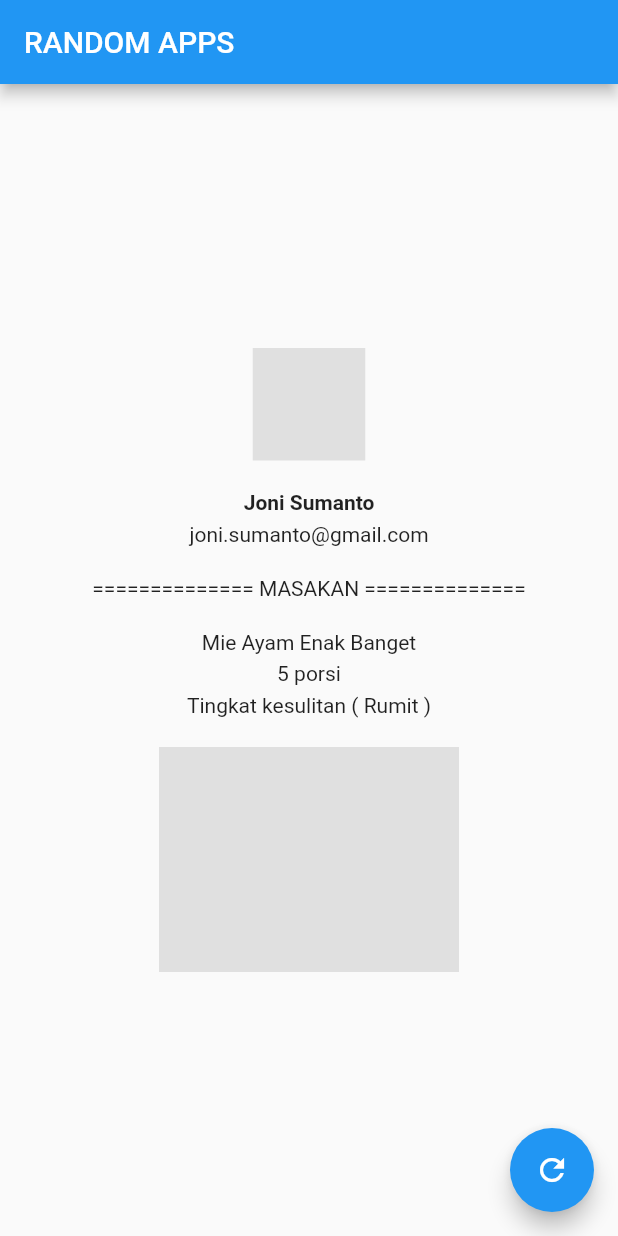
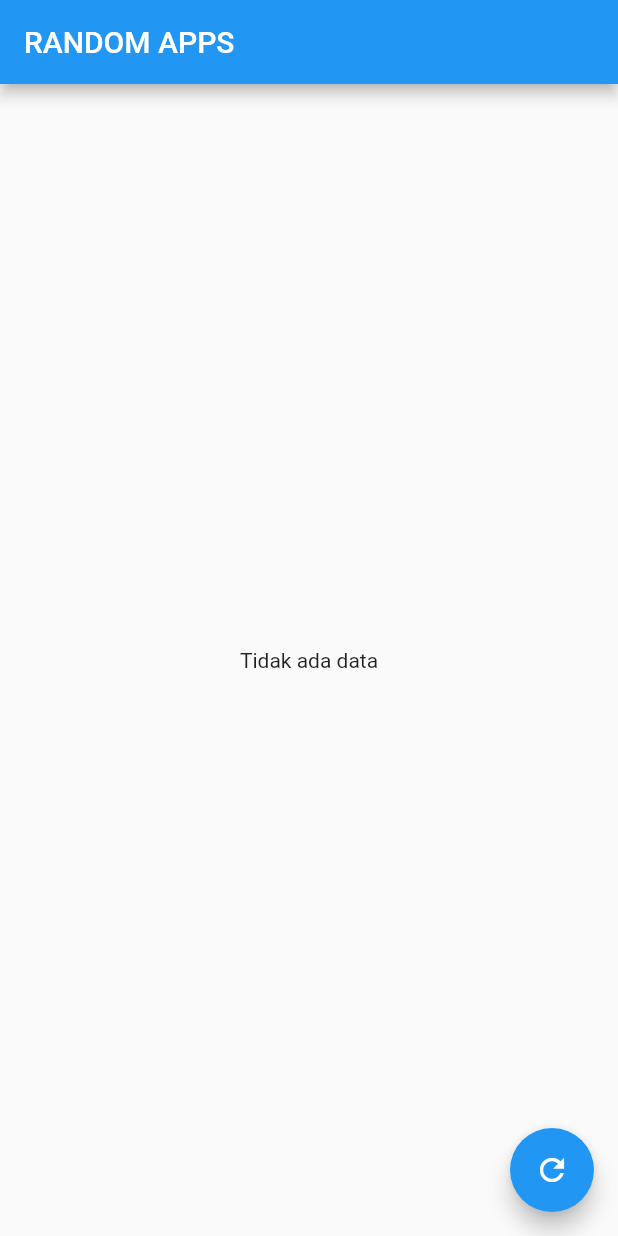
Before and after one commit to iftikharfadjar/flutter-bloc, a Flutter app: the screen it shows after launch, on a phone screen of 412 x 824 dp. Run offline on Flutter 3.47's test engine with Material 2 defaults, Android fonts, the phone set to English and light mode, and no system bars; our stand-ins replace bloc, equatable, flutter_bloc.

Commit message:
create random repository from provider and create bloc pipeline

```diff
--- a/lib/app.dart
+++ b/lib/app.dart
@@ -1,16 +1,19 @@
+import 'package:bloc1/data/repositories/randomRepository.dart';
 import 'package:flutter/material.dart';
 
 import './bloc/export.dart';
 import './pages/home/home.dart';
 
 class App extends StatelessWidget {
-  const App({super.key});
+  App({super.key});
+
+  final RandomRepository randomRepository = RandomRepository();
 
   @override
   Widget build(BuildContext context) {
     return MultiBlocProvider(
       providers: [
-        BlocProvider(create: (context) => RandomBloc()),
+        BlocProvider(create: (context) => RandomBloc(randomRepository)),
       ],
       child: AppView(),
     );
--- a/lib/bloc/random/random_bloc.dart
+++ b/lib/bloc/random/random_bloc.dart
@@ -1,13 +1,31 @@
 import 'package:bloc/bloc.dart';
+import 'package:bloc1/data/models/data_home.dart';
 import 'package:equatable/equatable.dart';
+import '../../data/repositories/randomRepository.dart';
 
 part 'random_event.dart';
 part 'random_state.dart';
 
 class RandomBloc extends Bloc<RandomEvent, RandomState> {
-  RandomBloc() : super(RandomInitial()) {
-    on<RandomEvent>((event, emit) {
-      // TODO: implement event handler
+  RandomRepository randomRepository;
+
+  RandomBloc(this.randomRepository) : super(RandomInitial(DataHomeModel())) {
+    on<getRandomEvent>((event, emit) async {
+      try {
+        emit(RandomLoading(state.datahome));
+
+        Map<String, dynamic> dataRandom =
+            await randomRepository.getRandomData();
+
+        if (dataRandom["error"] == true) {
+          throw dataRandom["message"];
+        } else {
+          DataHomeModel dataHome = dataRandom["data"];
+          emit(RandomCompleted(dataHome));
+        }
+      } catch (e) {
+        emit(RandomError(state.datahome));
+      }
     });
   }
 }
--- a/lib/bloc/random/random_event.dart
+++ b/lib/bloc/random/random_event.dart
@@ -6,3 +6,5 @@ abstract class RandomEvent extends Equatable {
   @override
   List<Object> get props => [];
 }
+
+class getRandomEvent extends RandomEvent {}
--- a/lib/bloc/random/random_state.dart
+++ b/lib/bloc/random/random_state.dart
@@ -1,10 +1,26 @@
 part of 'random_bloc.dart';
 
 abstract class RandomState extends Equatable {
-  const RandomState();
+  const RandomState(this.datahome);
+
+  final DataHomeModel datahome;
 
   @override
-  List<Object> get props => [];
+  List<Object> get props => [datahome];
 }
 
-class RandomInitial extends RandomState {}
+class RandomInitial extends RandomState {
+  RandomInitial(super.datahome);
+}
+
+class RandomLoading extends RandomState {
+  RandomLoading(super.datahome);
+}
+
+class RandomCompleted extends RandomState {
+  RandomCompleted(super.datahome);
+}
+
+class RandomError extends RandomState {
+  RandomError(super.datahome);
+}
--- /dev/null
+++ b/lib/data/models/data_home.dart
@@ -0,0 +1,33 @@
+class DataHomeModel {
+  String? fullname;
+  String? profile;
+  String? email;
+  String? masakan;
+  String? gambarMasakan;
+  String? porsi;
+  String? kesulitan;
+
+  DataHomeModel({this.fullname, this.profile, this.email, this.masakan, this.gambarMasakan, this.porsi, this.kesulitan});
+
+  DataHomeModel.fromJson(Map<String, dynamic> json) {
+    fullname = json['fullname'];
+    profile = json['profile'];
+    email = json['email'];
+    masakan = json['masakan'];
+    gambarMasakan = json['gambar_masakan'];
+    porsi = json['porsi'];
+    kesulitan = json['kesulitan'];
+  }
+
+  Map<String, dynamic> toJson() {
+    final Map<String, dynamic> data = new Map<String, dynamic>();
+    data['fullname'] = this.fullname;
+    data['profile'] = this.profile;
+    data['email'] = this.email;
+    data['masakan'] = this.masakan;
+    data['gambar_masakan'] = this.gambarMasakan;
+    data['porsi'] = this.porsi;
+    data['kesulitan'] = this.kesulitan;
+    return data;
+  }
+}
--- /dev/null
+++ b/lib/data/repositories/randomRepository.dart
@@ -0,0 +1,80 @@
+import 'dart:math';
+
+import 'package:bloc1/data/models/data_home.dart';
+import 'package:bloc1/data/models/masakan.dart';
+import 'package:bloc1/data/models/user.dart';
+import 'package:bloc1/data/providers/masakan_provider.dart';
+import 'package:bloc1/data/providers/user_provider.dart';
+import 'package:bloc1/data/models/data_home.dart';
+
+class RandomRepository {
+  UserProvider userProvider = UserProvider();
+  MasakanProvider masakanProvider = MasakanProvider();
+
+  Future<Map<String, dynamic>> getRandomData() async {
+    Map<String, dynamic> dataUser = await userProvider.getDataUser();
+    Map<String, dynamic> dataMasakan = await masakanProvider.getDataMasakan();
+
+    if (dataUser["error"] == true && dataMasakan["error"] == true) {
+      return {
+        "error": true,
+        "message": "Terjadi erro saat mengambil database user & masakan",
+      };
+    }
+
+    // GET RANDOM USER
+    UserModel userModel = dataUser["data"] as UserModel;
+
+    late DataUser dataRandomUser;
+
+    if (userModel.data != null) {
+      dataRandomUser = userModel.data!.randomUser();
+    } else {
+      dataRandomUser = DataUser();
+    }
+
+    // GET RANDOM MASAKAN
+    MasakanModel masakanModel = dataMasakan["data"] as MasakanModel;
+
+    late Results dataRandomMasakan;
+
+    // if (masakanModel.results != null) {
+    //   dataRandomMasakan = masakanModel.results!.randomMasakan();
+    // } else {
+    //   dataRandomMasakan = Results();
+    // }
+
+    // Memasukan ke dalam 1 kesatuan model / object
+    return {
+      "error": false,
+      "message": "Berhasil mengambil database random user & masakan",
+      "data": DataHomeModel(
+        fullname: "${dataRandomUser.firstName} ${dataRandomUser.lastName}",
+        email: "${dataRandomUser.email}",
+        profile: "${dataRandomUser.avatar}",
+
+        masakan: "${dataRandomUser.firstName}",
+        gambarMasakan: "${dataRandomUser.avatar}",
+        porsi: "${dataRandomUser.lastName}",
+        kesulitan: "${dataRandomUser.email}",
+
+        // masakan: "${dataRandomMasakan.title}",
+        // gambarMasakan: "${dataRandomMasakan.thumb}",
+        // porsi: "${dataRandomMasakan.serving}",
+        // kesulitan: "${dataRandomMasakan.difficulty}",
+      ),
+    };
+  }
+}
+
+extension RandomUser on List<DataUser> {
+  DataUser randomUser() {
+    return elementAt(Random().nextInt(length - 1));
+  }
+}
+
+// extension RandomMasakan on List<Results> {
+//   Results randomMasakan() {
+//     return elementAt(0);
+//   }
+// }
--- a/lib/pages/home/home.dart
+++ b/lib/pages/home/home.dart
@@ -1,55 +1,78 @@
 import 'package:flutter/material.dart';
+import '../../bloc/export.dart';
+import '../../data/models/data_home.dart';
 
 class HomePage extends StatelessWidget {
   const HomePage({super.key});
 
   @override
   Widget build(BuildContext context) {
+    RandomBloc randomBloc = context.read<RandomBloc>();
     return Scaffold(
       appBar: AppBar(
         title: Text("RANDOM APPS"),
       ),
       body: Center(
-        child: Column(
+          child: BlocBuilder<RandomBloc, RandomState>(
+              bloc: randomBloc,
+              builder: (context, state) {
+                if (state is RandomLoading) {
+                  return CircularProgressIndicator();
+                }
+                if (state is RandomError) {
+                  return Text("Terjadi Kesalahan");
+                }
+                if (state is RandomInitial) {
+                  return Text("Tidak ada data");
+                }
+                DataHomeModel dataHome = state.datahome;
+
+                return Column(
                   mainAxisAlignment: MainAxisAlignment.center,
                   children: [
                     SizedBox(
                       width: 75,
                       height: 75,
                       child: Container(
-                color: Colors.grey.shade300,
+                        child: Image.network("${dataHome.profile}"),
                       ),
                     ),
                     SizedBox(height: 20),
                     Text(
-              "Joni Sumanto",
+                      "${dataHome.fullname}",
                       style: TextStyle(
                         fontWeight: FontWeight.bold,
                       ),
                     ),
                     SizedBox(height: 5),
-            Text("joni.sumanto@gmail.com"),
+                    Text("${dataHome.email}"),
                     SizedBox(height: 20),
                     Text("============== MASAKAN =============="),
                     SizedBox(height: 20),
-            Text("Mie Ayam Enak Banget"),
+                    Text(
+                      "${dataHome.masakan}",
+                      textAlign: TextAlign.center,
+                    ),
                     SizedBox(height: 5),
-            Text("5 porsi"),
+                    Text("${dataHome.porsi}"),
                     SizedBox(height: 5),
-            Text("Tingkat kesulitan ( Rumit )"),
+                    Text("Tingkat kesulitan ( ${dataHome.kesulitan} )"),
                     SizedBox(height: 20),
                     SizedBox(
                       width: 200,
                       height: 150,
                       child: Container(
-                color: Colors.grey.shade300,
+                        child: Image.network("${dataHome.gambarMasakan}"),
                       ),
                     ),
                   ],
-        ),
-      ),
+                );
+              })),
       floatingActionButton: FloatingActionButton(
-        onPressed: () {},
+        onPressed: () {
+          randomBloc.add(getRandomEvent());
+          randomBloc.state.datahome.toJson();
+        },
         child: Icon(Icons.refresh),
       ),
     );
```
Also changed, not shown: 1 other file. Lines whose indentation alone changed are shown as unchanged.
